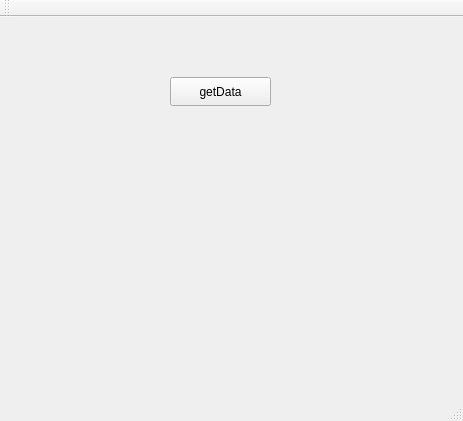
First picture: the form in QtTcpClientConsumer/mainwindow.ui, repository MuriloBarros304/Qtsupervisory, before the edit.
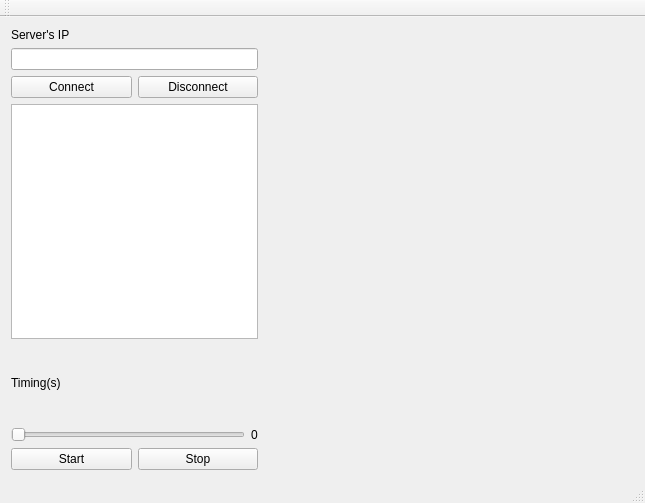
Second picture: the form after the edit.

```diff
--- a/QtTcpClientConsumer/mainwindow.ui
+++ b/QtTcpClientConsumer/mainwindow.ui
@@ -6,27 +6,105 @@
    <rect>
     <x>0</x>
     <y>0</y>
-    <width>463</width>
-    <height>421</height>
+    <width>645</width>
+    <height>503</height>
    </rect>
   </property>
   <property name="windowTitle">
    <string>Consumidor</string>
   </property>
   <widget class="QWidget" name="centralWidget">
-   <widget class="QPushButton" name="pushButtonGet">
-    <property name="geometry">
-     <rect>
-      <x>170</x>
-      <y>60</y>
-      <width>101</width>
-      <height>29</height>
-     </rect>
-    </property>
-    <property name="text">
-     <string>getData</string>
-    </property>
-   </widget>
+   <layout class="QGridLayout" name="gridLayout_3">
+    <item row="0" column="0">
+     <widget class="QLabel" name="labelTextIP">
+      <property name="text">
+       <string>Server's IP</string>
+      </property>
+     </widget>
+    </item>
+    <item row="1" column="0">
+     <layout class="QHBoxLayout" name="horizontalLayout_3" stretch="40,60">
+      <item>
+       <layout class="QVBoxLayout" name="verticalLayout" stretch="70,30">
+        <item>
+         <layout class="QGridLayout" name="gridLayout">
+          <item row="0" column="0">
+           <widget class="QLineEdit" name="lineEditIP"/>
+          </item>
+          <item row="1" column="0">
+           <layout class="QHBoxLayout" name="horizontalLayout" stretch="50,50">
+            <item>
+             <widget class="QPushButton" name="pushButtonConnect">
+              <property name="text">
+               <string>Connect</string>
+              </property>
+             </widget>
+            </item>
+            <item>
+             <widget class="QPushButton" name="pushButtonDisconnect">
+              <property name="text">
+               <string>Disconnect</string>
+              </property>
+             </widget>
+            </item>
+           </layout>
+          </item>
+          <item row="2" column="0">
+           <widget class="QListWidget" name="listWidgetIPs"/>
+          </item>
+         </layout>
+        </item>
+        <item>
+         <layout class="QGridLayout" name="gridLayout_2" rowstretch="0,0,100">
+          <item row="0" column="0">
+           <widget class="QLabel" name="labelTiming">
+            <property name="text">
+             <string>Timing(s)</string>
+            </property>
+           </widget>
+          </item>
+          <item row="1" column="0">
+           <widget class="QSlider" name="horizontalSliderTiming">
+            <property name="orientation">
+             <enum>Qt::Horizontal</enum>
+            </property>
+           </widget>
+          </item>
+          <item row="1" column="1">
+           <widget class="QLabel" name="labelTimingValue">
+            <property name="text">
+             <string>0</string>
+            </property>
+           </widget>
+          </item>
+          <item row="2" column="0" colspan="2">
+           <layout class="QHBoxLayout" name="horizontalLayout_2" stretch="50,50">
+            <item>
+             <widget class="QPushButton" name="pushButtonStart">
+              <property name="text">
+               <string>Start</string>
+              </property>
+             </widget>
+            </item>
+            <item>
+             <widget class="QPushButton" name="pushButtonStop">
+              <property name="text">
+               <string>Stop</string>
+              </property>
+             </widget>
+            </item>
+           </layout>
+          </item>
+         </layout>
+        </item>
+       </layout>
+      </item>
+      <item>
+       <widget class="QWidget" name="widgetPlot" native="true"/>
+      </item>
+     </layout>
+    </item>
+   </layout>
   </widget>
   <widget class="QMenuBar" name="menuBar">
    <property name="geometry">
```
Left out of the diff: 23 changed lines with no effect on the pictures.
